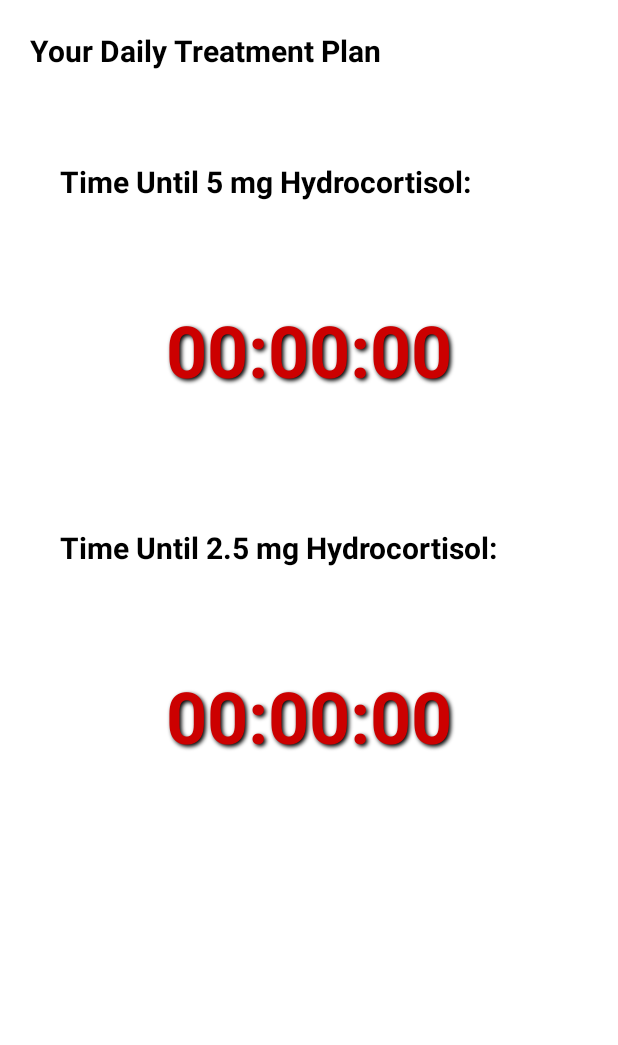
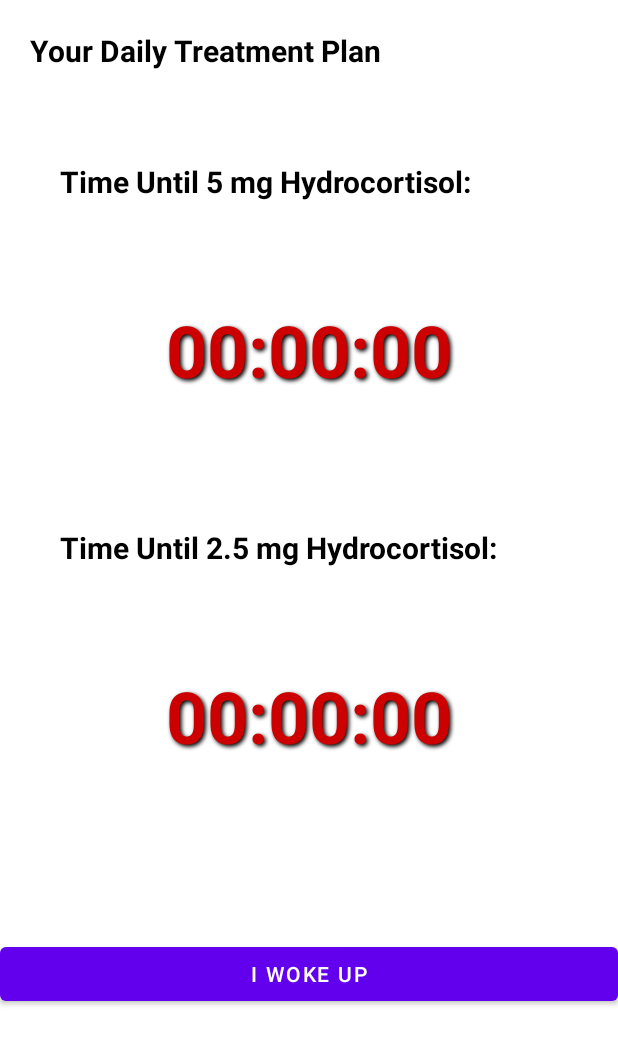
Before and after one commit to hannesvdc/Cortisol, an Android app built with Jetpack Compose: the fragment MainFragment placed in its activity, on a phone screen of 412 x 824 dp. Shown: the top 1045 px of the screen. Run offline under Robolectric (Android 15) with nearby library versions, the phone set to English and light mode, and no system bars.

Commit message:
Button and alarm logic seem to be working

```diff
--- a/app/src/main/java/com/hannesvdc/cortisol/MainFragment.kt
+++ b/app/src/main/java/com/hannesvdc/cortisol/MainFragment.kt
@@ -11,8 +11,12 @@ import android.view.LayoutInflater
 import android.view.View
 import android.view.ViewGroup
 import androidx.fragment.app.Fragment
+import android.util.Log
+import android.widget.Button
 
 class MainFragment : Fragment() {
+
+    private lateinit var wakeButton : Button
 
     override fun onCreateView(inflater: LayoutInflater, container: ViewGroup?, savedInstanceState: Bundle?) : View? {
         return inflater.inflate(R.layout.treatment, container, false)
@@ -23,13 +27,19 @@ class MainFragment : Fragment() {
 
         // Ask view permissions
         if (!Settings.canDrawOverlays(context)) {
+            Log.i("Permissions", "Asking permission to draw overlays")
             val intent = Intent(Settings.ACTION_MANAGE_OVERLAY_PERMISSION)
             intent.data = Uri.parse("package:${context?.packageName}")
             startActivityForResult(intent, 123) // 123 is an arbitrary request code
+        } else {
+            Log.i("Permissions", "Apparently we can draw overlays")
         }
 
-        // Create alarm logic
-        setSystemAlarms()
+        wakeButton = view.findViewById(R.id.wake_button)
+        wakeButton.setOnClickListener {
+            wakeButton.isEnabled = false
+            setSystemAlarms()
+        }
     }
 
     private fun setSystemAlarms() {
@@ -37,7 +47,7 @@ class MainFragment : Fragment() {
         val intent = Intent(requireContext(), AlarmReceiver::class.java)
 
         // Create a PendingIntent
-        val pendingIntent = PendingIntent.getBroadcast(requireContext(), 0, intent, PendingIntent.FLAG_UPDATE_CURRENT)
+        val pendingIntent = PendingIntent.getBroadcast(requireContext(), 0, intent, PendingIntent.FLAG_IMMUTABLE)
 
         // Set the alarm for 4 hours later
         val triggerTime4Hour = System.currentTimeMillis() + 4 * 60 * 60 * 1000 // 4 hours in milliseconds
@@ -52,5 +62,7 @@ class MainFragment : Fragment() {
             triggerTime8Hour,
             pendingIntent
         )
+
+        Log.i("Alarms", "System Alarms have been set")
     }
 }
--- a/app/src/main/res/layout/treatment.xml
+++ b/app/src/main/res/layout/treatment.xml
@@ -72,4 +72,11 @@
         android:textSize="48sp"
         android:textStyle="bold" />
 
+    <Button
+        android:id="@+id/wake_button"
+        android:layout_width="match_parent"
+        android:layout_height="wrap_content"
+        android:layout_marginVertical="50dp"
+        android:text="@string/wake_text" />
+
 </LinearLayout>
--- a/app/src/main/res/values/strings.xml
+++ b/app/src/main/res/values/strings.xml
@@ -9,4 +9,5 @@
     <string name="addison_8hour">Time Until 2.5 mg Hydrocortisol:</string>
     <string name="popup_text">Please Take a Hydrocortisol Pill</string>
     <string name="close_text">Close</string>
+    <string name="wake_text">I Woke Up</string>
 </resources>
```
